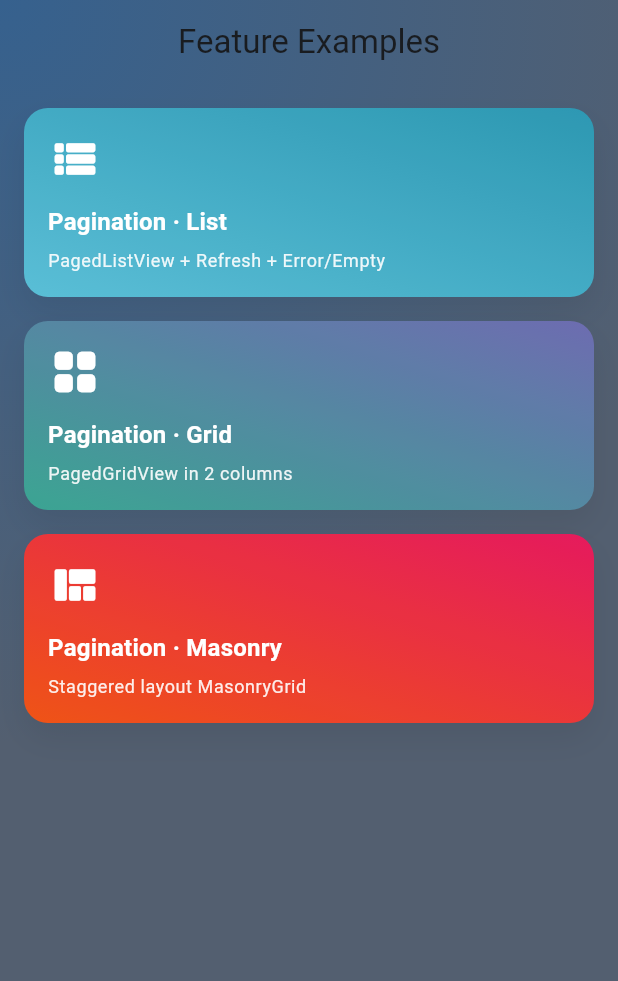
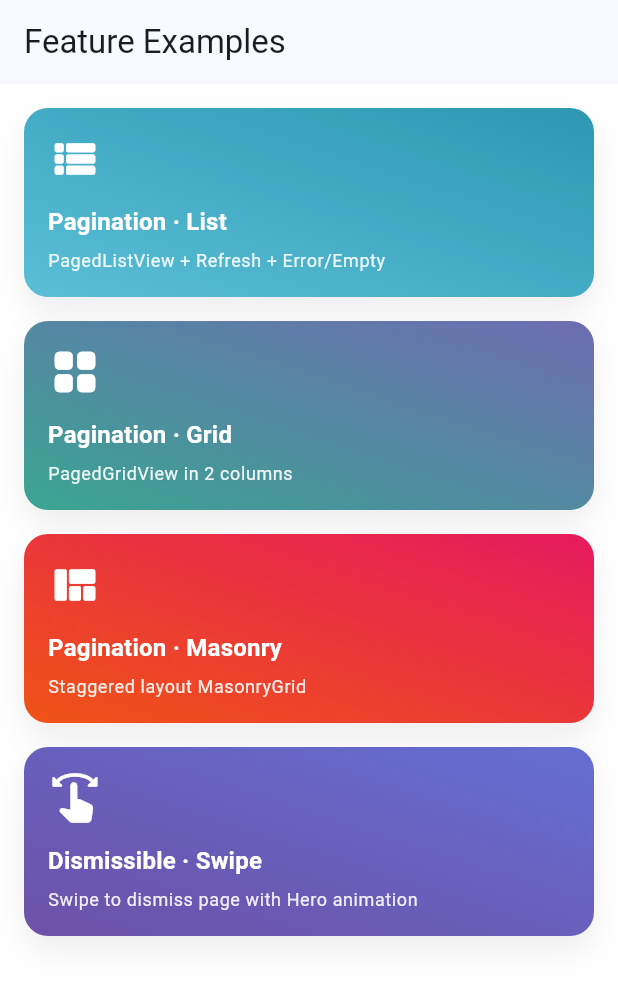
Before and after one commit to FCoder-star/feature_example, a Flutter app: the screen it shows after launch, on a phone screen of 412 x 824 dp. Shown: the top 981 px of the screen. Run offline on Flutter 3.47's test engine with Material 3 defaults, Android fonts, the phone set to English and light mode, and no system bars; our stand-ins replace dismissible_page, go_router, infinite_scroll_pagination.

Commit message:
新增微信朋友圈图片拖动返回效果

```diff
--- a/lib/examples/pagination/grid/core/paged_grid.dart
+++ b/lib/examples/pagination/grid/core/paged_grid.dart
@@ -1,7 +1,7 @@
 import 'package:flutter/material.dart';
 import 'package:infinite_scroll_pagination/infinite_scroll_pagination.dart';
 
-import '../widgets/pagination_grid_widgets.dart';
+import '../../grid/widgets/pagination_grid_widgets.dart';
 
 class AppPagedGrid<PageKey, Item> extends StatelessWidget {
   const AppPagedGrid({
--- a/lib/home/home_page.dart
+++ b/lib/home/home_page.dart
@@ -2,7 +2,6 @@ import 'dart:math' as math;
 
 import 'package:flutter/material.dart';
 import 'package:go_router/go_router.dart';
-import 'package:feature_example/widgets/app_page_bar.dart';
 
 import '../router/app_routes.dart';
 
@@ -13,38 +12,14 @@ class HomePage extends StatelessWidget {
   Widget build(BuildContext context) {
     final entries = _demoEntries;
     final bg = Theme.of(context).colorScheme.surfaceContainerLowest;
-    final scheme = Theme.of(context).colorScheme;
     return Scaffold(
       backgroundColor: bg,
-      extendBodyBehindAppBar: true,
-      appBar: AppPageBar(
-        title: 'Feature Examples',
-        backgroundColor: Colors.transparent,
-      ),
-      body: Stack(
-        children: [
-          Positioned.fill(
-            child: Container(
-              decoration: BoxDecoration(
-                gradient: RadialGradient(
-                  center: Alignment.topLeft,
-                  radius: 1.2,
-                  colors: [scheme.primary, scheme.secondary],
-                  stops: const [0.0, 1.0],
-                ),
-              ),
-            ),
-          ),
-          SafeArea(
-            child: ListView.separated(
-              padding: const EdgeInsets.all(16),
-              itemCount: entries.length,
-              separatorBuilder: (_, __) => const SizedBox(height: 16),
-              itemBuilder: (context, index) =>
-                  _ExampleCard(entry: entries[index]),
-            ),
-          ),
-        ],
+      appBar: AppBar(title: const Text('Feature Examples')),
+      body: ListView.separated(
+        padding: const EdgeInsets.all(16),
+        itemCount: entries.length,
+        separatorBuilder: (_, __) => const SizedBox(height: 16),
+        itemBuilder: (context, index) => _ExampleCard(entry: entries[index]),
       ),
     );
   }
@@ -88,6 +63,14 @@ const _demoEntries = <ExampleEntry>[
     gradient: [Color(0xFFee0979), Color(0xFFff6a00)],
     routePath: AppRoutePaths.paginationMasonry,
   ),
+  ExampleEntry(
+    title: 'Dismissible · Swipe',
+    subtitle: 'Swipe to dismiss page with Hero animation',
+    icon: Icons.swipe_rounded,
+    gradient: [Color(0xFF667eea), Color(0xFF764ba2)],
+    routePath: AppRoutePaths.dismissibleDemo,
+  ),
+
 ];
 
 class _ExampleCard extends StatefulWidget {
--- a/lib/widgets/app_page_bar.dart
+++ /dev/null
@@ -1,70 +0,0 @@
-import 'package:flutter/material.dart';
-
-class AppPageBar extends StatelessWidget implements PreferredSizeWidget {
-  const AppPageBar({
-    super.key,
-    required this.title,
-    this.actions,
-    this.leading,
-    this.bottom,
-    this.centerTitle,
-    this.backgroundColor,
-    this.elevation,
-  });
-
-  final String title;
-  final List<Widget>? actions;
-  final Widget? leading;
-  final PreferredSizeWidget? bottom;
-  final bool? centerTitle;
-  final Color? backgroundColor;
-  final double? elevation;
-
-  @override
-  Size get preferredSize {
-    final bottomHeight = bottom?.preferredSize.height ?? 0;
-    return Size.fromHeight(kToolbarHeight + bottomHeight);
-  }
-
-  @override
-  Widget build(BuildContext context) {
-    final theme = Theme.of(context);
-    final useFancyBackground = backgroundColor == null;
-    return AppBar(
-      title: Text(title),
-      centerTitle: centerTitle ?? true,
-      elevation: elevation ?? 0,
-      scrolledUnderElevation: 0,
-      backgroundColor: useFancyBackground
-          ? Colors.transparent
-          : backgroundColor,
-      surfaceTintColor: Colors.transparent,
-      foregroundColor: useFancyBackground ? theme.colorScheme.onPrimary : null,
-      leading: leading,
-      actions: actions,
-      bottom: bottom,
-      flexibleSpace: useFancyBackground
-          ? const _GradientAppBarBackground()
-          : null,
-    );
-  }
-}
-
-class _GradientAppBarBackground extends StatelessWidget {
-  const _GradientAppBarBackground();
-
-  @override
-  Widget build(BuildContext context) {
-    final scheme = Theme.of(context).colorScheme;
-    return Container(
-      decoration: BoxDecoration(
-        gradient: RadialGradient(
-          center: Alignment.topLeft,
-          radius: 1.2,
-          colors: [scheme.primary, scheme.secondary],
-          stops: const [0.0, 1.0],
-        ),
-      ),
-    );
-  }
-}
--- a/pubspec.yaml
+++ b/pubspec.yaml
@@ -36,6 +36,7 @@ dependencies:
   cupertino_icons: ^1.0.8
   infinite_scroll_pagination: ^5.1.1
   go_router: ^14.2.0
+  dismissible_page: ^1.0.2
 
 dev_dependencies:
   flutter_test:
```
Also changed, not shown: lib/examples/dismissible/pages/dismissible_demo_page.dart (added, +148 -0 lines), lib/examples/pagination/grid/widgets/app_item_grid_tile.dart (+3 -10 lines), lib/examples/pagination/list/widgets/app_item_card.dart (+7 -7 lines), lib/examples/pagination/masonry/widgets/app_item_masonry_tile.dart (+7 -7 lines), lib/examples/pagination/pages/pagination_grid_page.dart (+4 -9 lines), lib/examples/pagination/pages/pagination_list_page.dart (+2 -6 lines), lib/examples/pagination/pages/pagination_masonry_page.dart (+4 -8 lines), lib/router/app_routes.dart (+10 -31 lines), lib/examples/pagination/masonry/core/paged_masonry.dart (line endings or trailing spaces), pubspec.lock.
